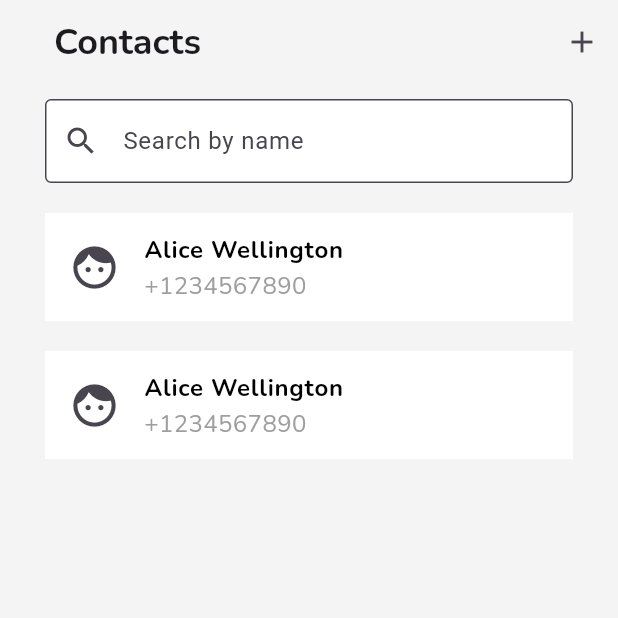
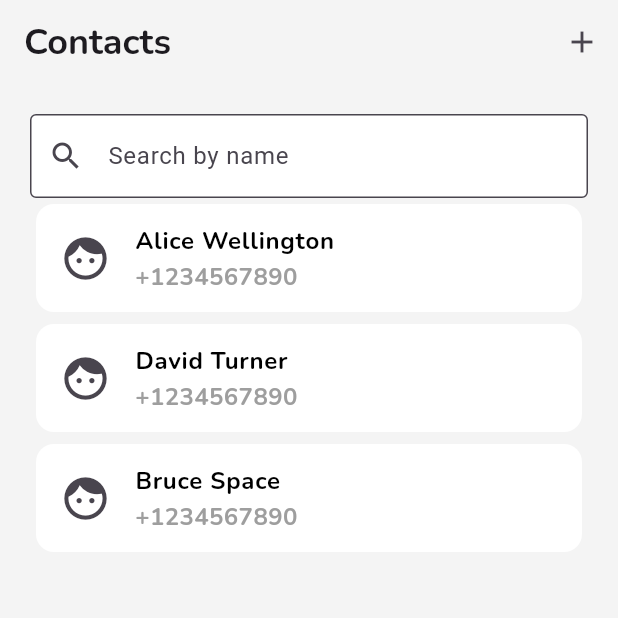
Before and after one commit to gunesserenay/flutter_contacts, a Flutter app: the screen it shows after launch, on a phone screen of 412 x 824 dp, the top half of it. Run offline on Flutter 3.47's test engine with Material 3 defaults, Android fonts, the phone set to English and light mode, and no system bars; our stand-ins replace google_fonts.

Commit message:
Contact model initialization

```diff
--- /dev/null
+++ b/lib/data/dummy_data.dart
@@ -0,0 +1,19 @@
+import 'package:flutter_contacts/model/contact.dart';
+
+const contacts = [
+  Contact(
+      firstName: 'Alice',
+      lastName: 'Wellington',
+      phone: '+1234567890',
+      avatarUrl: 'assets/alice.png'),
+  Contact(
+      firstName: 'David',
+      lastName: 'Turner',
+      phone: '+1234567890',
+      avatarUrl: 'assets/alice.png'),
+  Contact(
+      firstName: 'Bruce',
+      lastName: 'Space',
+      phone: '+1234567890',
+      avatarUrl: 'assets/alice.png'),
+];
--- a/lib/model/contact.dart
+++ b/lib/model/contact.dart
@@ -0,0 +1,12 @@
+class Contact {
+  final String firstName;
+  final String lastName;
+  final String phone;
+  final String avatarUrl;
+
+  const Contact(
+      {required this.firstName,
+      required this.lastName,
+      required this.phone,
+      this.avatarUrl = ''});
+}
--- a/lib/screens/contacts.dart
+++ b/lib/screens/contacts.dart
@@ -1,46 +1,26 @@
-import 'dart:ui';
-
-import 'package:flutter/cupertino.dart';
 import 'package:flutter/material.dart';
 import 'package:flutter/widgets.dart';
+import 'package:flutter_contacts/data/dummy_data.dart';
+import 'package:flutter_contacts/model/contact.dart';
+import 'package:flutter_contacts/widgets/contact_item.dart';
 import 'package:flutter_contacts/widgets/no_contacts_widget.dart';
 import 'package:google_fonts/google_fonts.dart';
 
 class Contacts extends StatelessWidget {
   const Contacts({super.key});
 
+  final List<Contact> _contacts = contacts;
+
   @override
   Widget build(BuildContext context) {
-    var a = 1;
-
-    Widget content = const NoContacts();
-    if (a == 1) {
-      content = Expanded(
+    Widget content = Expanded(
       child: ListView.builder(
-          itemCount: 2,
-          itemBuilder: (context, index) => Container(
-            color: Colors.white,
-            margin: const EdgeInsets.symmetric(horizontal: 30, vertical: 10),
-            child: ListTile(
-              leading: const Icon(
-                Icons.face,
-                size: 34,
-              ),
-              title: Text(
-                'Alice Wellington',
-                style: GoogleFonts.nunito(
-                    fontSize: 16,
-                    color: Colors.black,
-                    fontWeight: FontWeight.bold),
-              ),
-              subtitle: Text(
-                '+1234567890',
-                style: GoogleFonts.nunito(fontSize: 16, color: Colors.grey),
-              ),
-            ),
-          ),
+        itemCount: _contacts.length,
+        itemBuilder: (context, index) => ContactItem(contact: _contacts[index]),
       ),
     );
+    if (_contacts.isEmpty) {
+      content = const NoContacts();
     }
     return Scaffold(
       backgroundColor: (const Color.fromARGB(255, 244, 244, 244)),
@@ -48,19 +28,15 @@ class Contacts extends StatelessWidget {
         actions: [IconButton(onPressed: () {}, icon: const Icon(Icons.add))],
         backgroundColor: (const Color.fromARGB(255, 244, 244, 244)),
         centerTitle: false,
-        title: Padding(
-          padding: const EdgeInsets.symmetric(horizontal: 20),
-          child: Text(
+        title: Text(
           'Contacts',
-            style:
-                GoogleFonts.nunito(fontWeight: FontWeight.bold, fontSize: 24),
+          style: GoogleFonts.nunito(fontWeight: FontWeight.bold, fontSize: 24),
         ),
       ),
-      ),
-      body: Column(children: [
-        Padding(
-          padding: const EdgeInsets.symmetric(horizontal: 30, vertical: 10),
-          child: TextField(
+      body: Padding(
+        padding: const EdgeInsets.all(20.0),
+        child: Column(children: [
+          TextField(
             onChanged: (value) {},
             decoration: const InputDecoration(
                 border: OutlineInputBorder(),
@@ -69,9 +45,9 @@ class Contacts extends StatelessWidget {
                 hintText: 'Search by name',
                 prefixIcon: Icon(Icons.search)),
           ),
-        ),
           content
         ]),
+      ),
     );
   }
 }
--- /dev/null
+++ b/lib/widgets/contact_item.dart
@@ -0,0 +1,33 @@
+import 'package:flutter/cupertino.dart';
+import 'package:flutter/material.dart';
+import 'package:flutter_contacts/model/contact.dart';
+import 'package:google_fonts/google_fonts.dart';
+
+class ContactItem extends StatelessWidget {
+  const ContactItem({super.key, required this.contact});
+
+  final Contact contact;
+  @override
+  Widget build(BuildContext context) {
+    return Card(
+      color: Colors.white,
+      elevation: 0,
+      child: ListTile(
+        leading: const Icon(
+          Icons.face,
+          size: 34,
+        ),
+        title: Text(
+          '${contact.firstName} ${contact.lastName}',
+          style: GoogleFonts.nunito(
+              fontSize: 16, color: Colors.black, fontWeight: FontWeight.bold),
+        ),
+        subtitle: Text(
+          contact.phone,
+          style: GoogleFonts.nunito(
+              fontSize: 16, color: Colors.grey, fontWeight: FontWeight.bold),
+        ),
+      ),
+    );
+  }
+}
```
Lines whose indentation alone changed are shown as unchanged.
